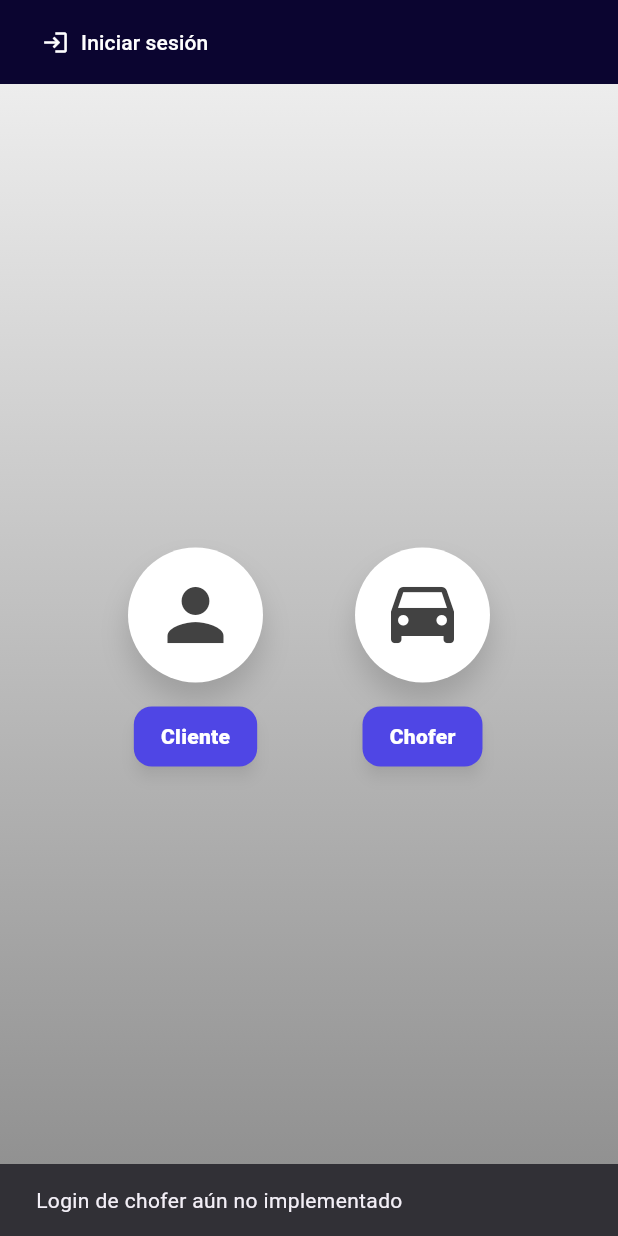
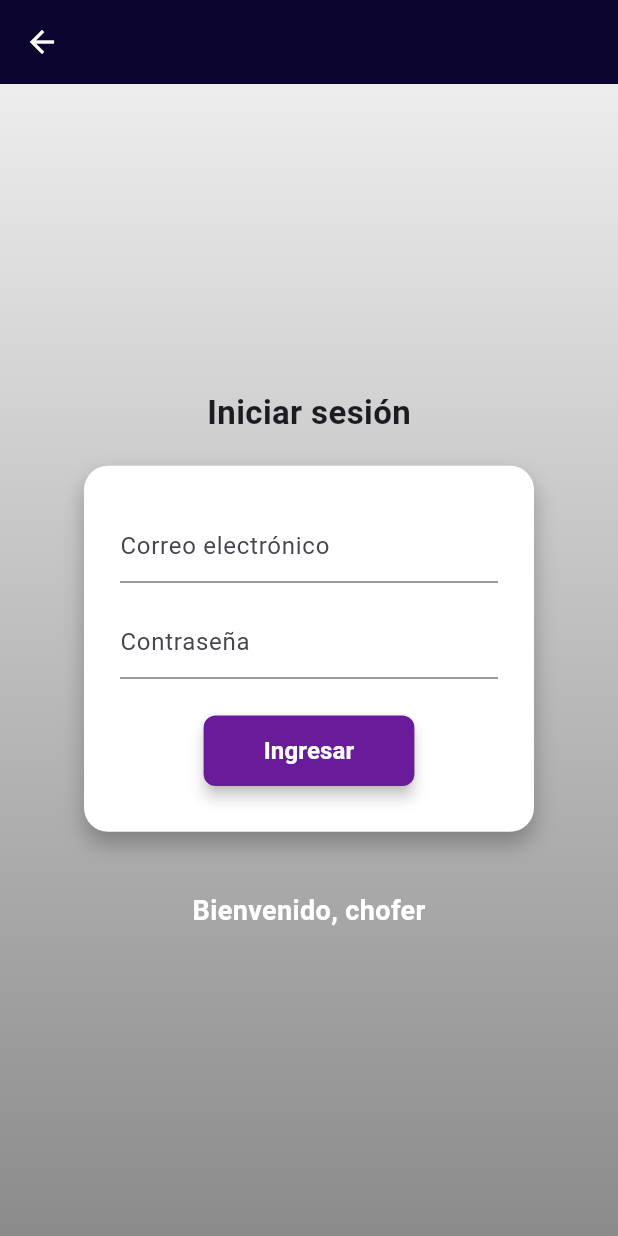
Before and after one commit to DiegoIgles/flutter-prueba, a Flutter app: the screen it shows after launch, after a tap on "Chofer", on a phone screen of 412 x 824 dp. Run offline on Flutter 3.47's test engine with Material 3 defaults, Android fonts, the phone set to English and light mode, and no system bars; our stand-ins replace flutter_secure_storage, location; network calls fail.

Commit message:
Agregar implementación de inicio de sesión y gestión de vehículos para choferes

```diff
--- /dev/null
+++ b/lib/pages/chofer_login_page.dart
@@ -0,0 +1,158 @@
+import 'package:flutter/material.dart';
+import '../models/login_request.dart';
+import '../services/auth_service.dart';
+import 'chofer_welcome_page.dart';
+
+class ChoferLoginPage extends StatefulWidget {
+  const ChoferLoginPage({super.key});
+
+  @override
+  State<ChoferLoginPage> createState() => _ChoferLoginPageState();
+}
+
+class _ChoferLoginPageState extends State<ChoferLoginPage> {
+  final emailCtrl = TextEditingController();
+  final passCtrl = TextEditingController();
+  final _formKey = GlobalKey<FormState>();
+  bool _loading = false;
+
+  Future<void> _loginChofer() async {
+    if (!_formKey.currentState!.validate()) return;
+    setState(() => _loading = true);
+
+    final email = emailCtrl.text.trim();
+    final password = passCtrl.text.trim();
+
+    try {
+      final auth = AuthService();
+      final tokenRes = await auth.loginChofer(
+        LoginRequest(email: email, password: password),
+      );
+
+      if (!mounted) return;
+      Navigator.pushReplacement(
+        context,
+        MaterialPageRoute(
+          builder: (_) => ChoferWelcomePage(token: tokenRes.accessToken),
+        ),
+      );
+    } catch (e) {
+      if (!mounted) return;
+      ScaffoldMessenger.of(context).showSnackBar(
+        SnackBar(content: Text('Login de chofer fallido: $e')),
+      );
+    } finally {
+      if (mounted) setState(() => _loading = false);
+    }
+  }
+
+  @override
+  Widget build(BuildContext context) {
+    const topColor = Color(0xFF0B0530);
+    const gradientTop = Color(0xFFEDEDED);
+    const gradientBottom = Color(0xFF8B8B8B);
+
+    return Scaffold(
+      backgroundColor: Colors.transparent,
+      appBar: AppBar(
+        backgroundColor: topColor,
+        elevation: 0,
+        iconTheme: const IconThemeData(color: Colors.white),
+        title: const Text('', style: TextStyle(color: Colors.white)),
+      ),
+      body: Container(
+        width: double.infinity,
+        decoration: const BoxDecoration(
+          gradient: LinearGradient(
+            begin: Alignment.topCenter,
+            end: Alignment.bottomCenter,
+            colors: [gradientTop, gradientBottom],
+          ),
+        ),
+        child: Column(
+          mainAxisAlignment: MainAxisAlignment.center,
+          children: [
+            const Text('Iniciar sesión',
+                style: TextStyle(fontSize: 22, fontWeight: FontWeight.bold)),
+            const SizedBox(height: 20),
+            Container(
+              width: 300,
+              padding: const EdgeInsets.symmetric(horizontal: 24, vertical: 30),
+              decoration: BoxDecoration(
+                color: Colors.white,
+                borderRadius: BorderRadius.circular(16),
+                boxShadow: const [
+                  BoxShadow(
+                    color: Colors.black26,
+                    blurRadius: 12,
+                    offset: Offset(0, 8),
+                  ),
+                ],
+              ),
+              child: Form(
+                key: _formKey,
+                child: Column(
+                  children: [
+                    TextFormField(
+                      controller: emailCtrl,
+                      decoration: const InputDecoration(
+                        hintText: 'Correo electrónico',
+                        border: UnderlineInputBorder(),
+                      ),
+                      validator: (v) =>
+                          v == null || v.isEmpty ? 'Ingrese correo' : null,
+                    ),
+                    const SizedBox(height: 16),
+                    TextFormField(
+                      controller: passCtrl,
+                      obscureText: true,
+                      decoration: const InputDecoration(
+                        hintText: 'Contraseña',
+                        border: UnderlineInputBorder(),
+                      ),
+                      validator: (v) => v == null || v.isEmpty
+                          ? 'Ingrese contraseña'
+                          : null,
+                    ),
+                    const SizedBox(height: 24),
+                    ElevatedButton(
+                      onPressed: _loading ? null : _loginChofer,
+                      style: ElevatedButton.styleFrom(
+                        backgroundColor: const Color(0xFF6A1B9A), // morado
+                        padding: const EdgeInsets.symmetric(
+                            horizontal: 40, vertical: 12),
+                        shape: RoundedRectangleBorder(
+                          borderRadius: BorderRadius.circular(8),
+                        ),
+                        elevation: 4,
+                      ),
+                      child: _loading
+                          ? const CircularProgressIndicator(color: Colors.white)
+                          : const Text(
+                              'Ingresar',
+                              style: TextStyle(
+                                color: Colors.white,
+                                fontSize: 16,
+                                fontWeight: FontWeight.w600,
+                              ),
+                            ),
+                    ),
+                  ],
+                ),
+              ),
+            ),
+            const SizedBox(height: 40),
+            const Text(
+              'Bienvenido, chofer',
+              style: TextStyle(
+                fontWeight: FontWeight.bold,
+                fontSize: 18,
+                color: Colors.white,
+              ),
+            )
+          ],
+        ),
+      ),
+    );
+  }
+}
--- a/lib/pages/home_page.dart
+++ b/lib/pages/home_page.dart
@@ -1,4 +1,5 @@
 import 'package:flutter/material.dart';
+import 'package:prueba/pages/chofer_login_page.dart';
 import '../widgets/sidebar.dart';
 import 'cliente_login_page.dart';
 
@@ -57,7 +58,8 @@ class HomePage extends StatelessWidget {
                     onTap: () {
                       Navigator.push(
                         context,
-                        MaterialPageRoute(builder: (_) => const ClienteLoginPage()),
+                        MaterialPageRoute(
+                            builder: (_) => const ClienteLoginPage()),
                       );
                     },
                   ),
@@ -66,8 +68,10 @@ class HomePage extends StatelessWidget {
                     label: 'Chofer',
                     color: purple,
                     onTap: () {
-                      ScaffoldMessenger.of(context).showSnackBar(
-                        const SnackBar(content: Text('Login de chofer aún no implementado')),
+                      Navigator.push(
+                        context,
+                        MaterialPageRoute(
+                            builder: (_) => const ChoferLoginPage()),
                       );
                     },
                   ),
--- a/pubspec.yaml
+++ b/pubspec.yaml
@@ -31,12 +31,10 @@ dependencies:
   flutter:
     sdk: flutter
 
-
-  # The following adds the Cupertino Icons font to your application.
-  # Use with the CupertinoIcons class for iOS style icons.
   cupertino_icons: ^1.0.8
-  http: ^0.13.5
+  http: ^1.2.2
   location: ^5.0.3
+  flutter_secure_storage: ^9.2.2
 dev_dependencies:
   flutter_test:
     sdk: flutter
```
Also changed, not shown: lib/models/vehiculo.dart (added, +35 -0 lines), lib/pages/chofer_welcome_page.dart (added, +246 -0 lines), lib/services/auth_service.dart (+54 -7 lines), lib/services/vehiculo_service.dart (added, +27 -0 lines), pubspec.lock, 5 other files.
